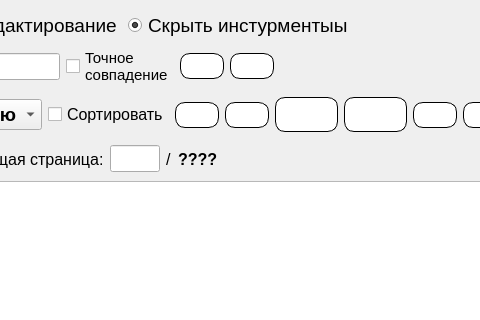
Above: Gui/TabWidgets/Admin/users.ui from MyEdit/Casino_Client before the change; both pictures show x 418 to 898 and y 0 to 320 of the 1015 by 640 pixel window. Below: the same form after it.
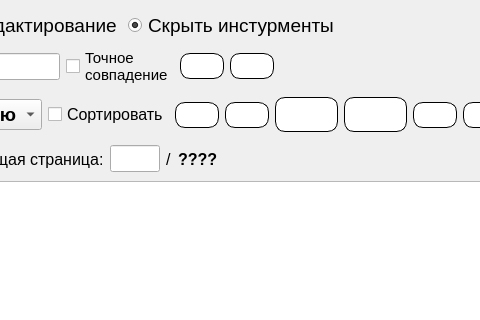
That is the form after the change. Icons and pictures are not drawn.

What changed in the file:
```diff
--- a/Gui/TabWidgets/Admin/users.ui
+++ b/Gui/TabWidgets/Admin/users.ui
@@ -77,7 +77,7 @@
         </font>
        </property>
        <property name="text">
-        <string>Скрыть инстурментыы</string>
+        <string>Скрыть инстурменты</string>
        </property>
        <property name="checked">
         <bool>true</bool>
```
